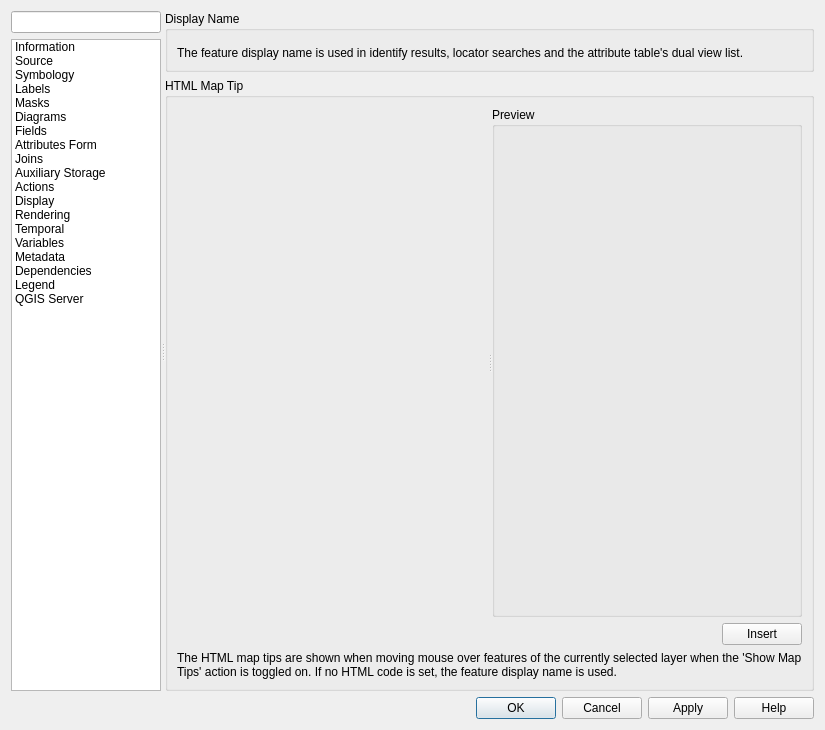
Old version of the form src/ui/qgsvectorlayerpropertiesbase.ui in the repository qgis/QGIS.
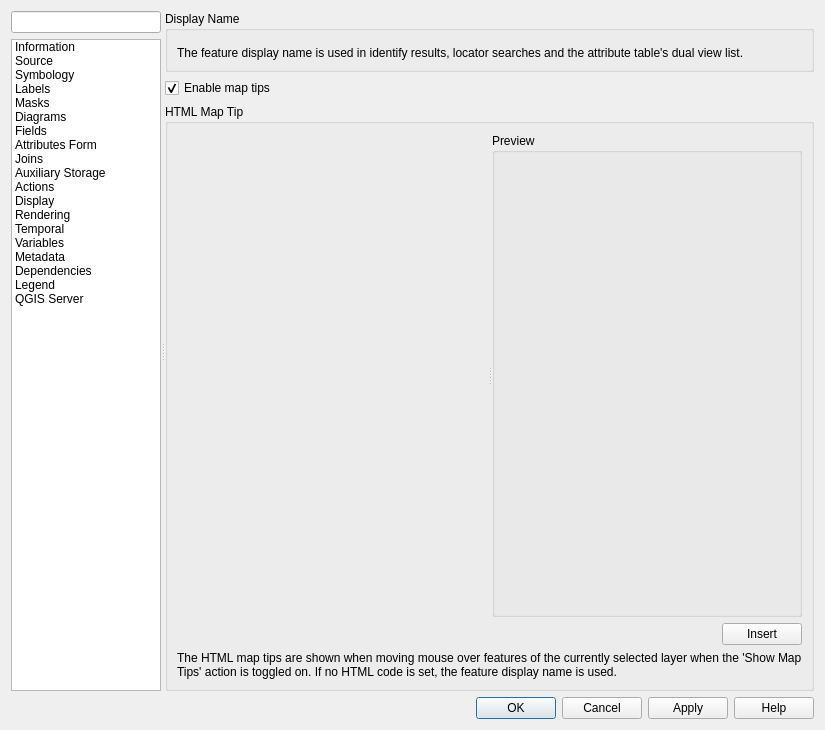
New version of the form. The open tabs and pages were chosen to show the change. Icons and pictures are not drawn. Custom widgets are drawn as their Qt base class.

```diff
--- a/src/ui/qgsvectorlayerpropertiesbase.ui
+++ b/src/ui/qgsvectorlayerpropertiesbase.ui
@@ -1449,7 +1449,20 @@
                </widget>
               </item>
               <item row="1" column="0">
-               <widget class="QGroupBox" name="groupBox_2">
+               <widget class="QCheckBox" name="mEnableMapTips">
+                <property name="toolTip">
+                 <string>Indicates whether map tips are displayed for this layer or not</string>
+                </property>
+                <property name="text">
+                 <string>Enable map tips</string>
+                </property>
+                <property name="checked">
+                 <bool>true</bool>
+                </property>
+               </widget>
+              </item>
+              <item row="2" column="0">
+               <widget class="QGroupBox" name="mHtmlMapTipGroupBox">
                 <property name="sizePolicy">
                  <sizepolicy hsizetype="Preferred" vsizetype="MinimumExpanding">
                   <horstretch>0</horstretch>
```
